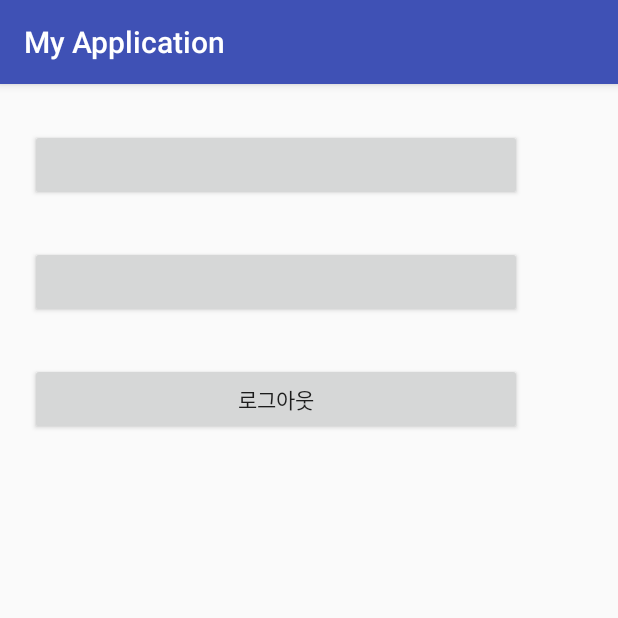
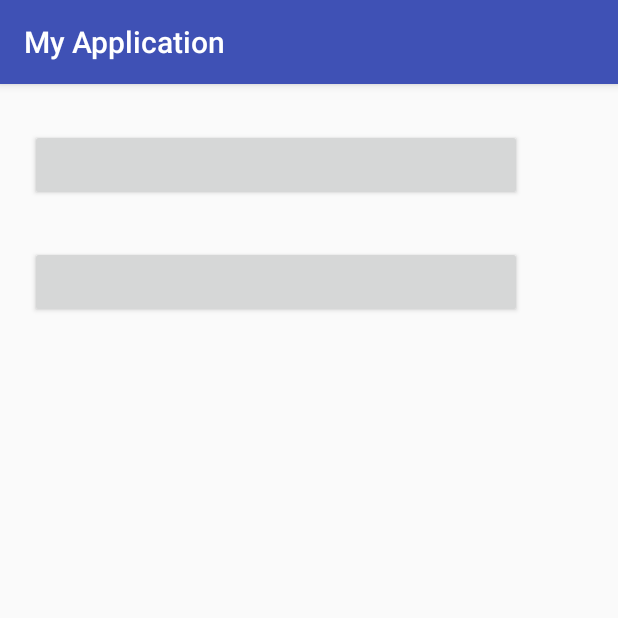
Before and after one commit to junbrother93/interface, an Android app: the screen it shows after launch (LoginActivity), on a phone screen of 412 x 824 dp, the top half of it. Run offline under Robolectric (Android 15) with nearby library versions, the phone set to English and light mode, and no system bars; libraries missing offline, so code that uses them is left out: com.facebook, com.facebook.appevents, com.facebook.login, com.kakao.auth, com.kakao.usermgmt and 1 more; plain views replace LoginButton; 8 statements that could not run were skipped.

Commit message:
카카오톡 윗 버튼 안되는거 수정 페이지 넘어가는부분 함수로 변경

```diff
--- a/app/src/main/java/com/example/wnsgu/myapplication/LoginActivity.java
+++ b/app/src/main/java/com/example/wnsgu/myapplication/LoginActivity.java
@@ -3,7 +3,6 @@ package com.example.wnsgu.myapplication;
 import android.content.Intent;
 import android.os.Bundle;
 import android.support.v7.app.AppCompatActivity;
-import android.view.View;
 import android.widget.Toast;
 
 import com.facebook.CallbackManager;
@@ -15,8 +14,6 @@ import com.facebook.login.LoginManager;
 import com.facebook.login.LoginResult;
 import com.kakao.auth.ISessionCallback;
 import com.kakao.auth.Session;
-import com.kakao.usermgmt.UserManagement;
-import com.kakao.usermgmt.callback.LogoutResponseCallback;
 import com.kakao.util.exception.KakaoException;
 import com.kakao.util.helper.log.Logger;
 
@@ -24,52 +21,60 @@ import com.kakao.util.helper.log.Logger;
  * Created by wnsgu on 2017-08-04.
  */
 
-public class LoginActivity  extends AppCompatActivity {
+public class LoginActivity extends AppCompatActivity {
 
-    private SessionCallback callback;      //콜백 선언
-    CallbackManager callbackManager;
+    private SessionCallback callback;      //콜백 선언 for kakao
+    CallbackManager callbackManager;       //콜백 선언 for facebook
 
     @Override
     protected void onCreate(Bundle savedInstanceState) {
         super.onCreate(savedInstanceState);
         setContentView(R.layout.activity_login);
-        final Intent Image = new Intent(this, Activity2.class);
+        callback = new SessionCallback();                // 이 두개의 함수 중요함 for kakao
+        Session.getCurrentSession().addCallback(callback);
+
         FacebookSdk.sdkInitialize(getApplicationContext());
         AppEventsLogger.activateApp(this);
+
         callbackManager = CallbackManager.Factory.create();
-        LoginManager.getInstance().registerCallback(callbackManager,
-                new FacebookCallback<LoginResult>() {
 
+
+
+        LoginManager.getInstance().registerCallback(callbackManager, new FacebookCallback<LoginResult>() {
             @Override
             public void onSuccess(LoginResult loginResult) {
-
                 Toast.makeText(getApplicationContext(), "페이스북 로그인 성공", Toast.LENGTH_LONG).show();
-                        startActivity(Image);
-
-
+                redirectActivity2();
                 // App code
             }
 
             @Override
             public void onCancel() {
                 Toast.makeText(getApplicationContext(), "페이스북 로그인 취소", Toast.LENGTH_LONG).show();
-
                 // App code
             }
 
             @Override
             public void onError(FacebookException exception) {
                 Toast.makeText(getApplicationContext(), "페이스북 로그인 실패", Toast.LENGTH_LONG).show();
-
                 // App code
             }
         });
-        callback = new SessionCallback();                  // 이 두개의 함수 중요함
-        Session.getCurrentSession().addCallback(callback);
+
     }
+
+
+
+
+    // kakao
+
 
     @Override
     protected void onActivityResult(int requestCode, int resultCode, Intent data) {
+
+        if (Session.getCurrentSession().handleActivityResult(requestCode, resultCode, data)) {
+            return;
+        }
         super.onActivityResult(requestCode, resultCode, data);
         callbackManager.onActivityResult(requestCode, resultCode, data);
     }
@@ -85,12 +90,13 @@ public class LoginActivity  extends AppCompatActivity {
 
         @Override
         public void onSessionOpened() {
+            Toast.makeText(getApplicationContext(), "세션 연결 성공", Toast.LENGTH_LONG).show();
             redirectSignupActivity();  // 세션 연결성공 시 redirectSignupActivity() 호출
         }
 
         @Override
         public void onSessionOpenFailed(KakaoException exception) {
-            if(exception != null) {
+            if (exception != null) {
                 Logger.e(exception);
             }
             Toast.makeText(getApplicationContext(), "세션 연결 실패", Toast.LENGTH_LONG).show();
@@ -105,20 +111,10 @@ public class LoginActivity  extends AppCompatActivity {
         finish();
     }
 
-    public void onClick(View view) {
+    protected void redirectActivity2() {
         final Intent intent = new Intent(this, Activity2.class);
-        switch (view.getId())
-        {
-
-            case R.id.com_kakao_logout:
-                UserManagement.requestLogout(new LogoutResponseCallback() {
-                    @Override
-                    public void onCompleteLogout() {
-                        Toast.makeText(getApplicationContext(), "로그아웃 성공", Toast.LENGTH_LONG).show();
+        //intent.setFlags(Intent.FLAG_ACTIVITY_NO_ANIMATION);
         startActivity(intent);
-                    }
-                });
+        finish();
     }
 }
-
-}
--- a/app/src/main/java/com/example/wnsgu/myapplication/MainActivity.java
+++ b/app/src/main/java/com/example/wnsgu/myapplication/MainActivity.java
@@ -52,5 +52,6 @@ public class MainActivity extends AppCompatActivity {
 
         final Intent Login = new Intent(this, LoginActivity.class);
         startActivity(Login);
+        finish();
     }
 }
--- a/app/src/main/res/layout/activity_login.xml
+++ b/app/src/main/res/layout/activity_login.xml
@@ -29,17 +29,6 @@
             android:layout_marginBottom="30dp"
             android:layout_marginLeft="20dp"
             android:layout_marginRight="20dp" />
-
-        <Button
-            android:id="@+id/com_kakao_logout"
-            android:layout_width="match_parent"
-            android:layout_height="wrap_content"
-            android:layout_marginBottom="30dp"
-            android:layout_marginLeft="20dp"
-            android:layout_marginRight="20dp"
-            android:onClick="onClick"
-            android:text="로그아웃" />
-
     </LinearLayout>
 
 </android.support.constraint.ConstraintLayout>
```
Also changed, not shown: app/src/main/java/com/example/wnsgu/myapplication/KakaoSignupActivity.java (+15 -2 lines). Lines whose indentation alone changed are shown as unchanged.
